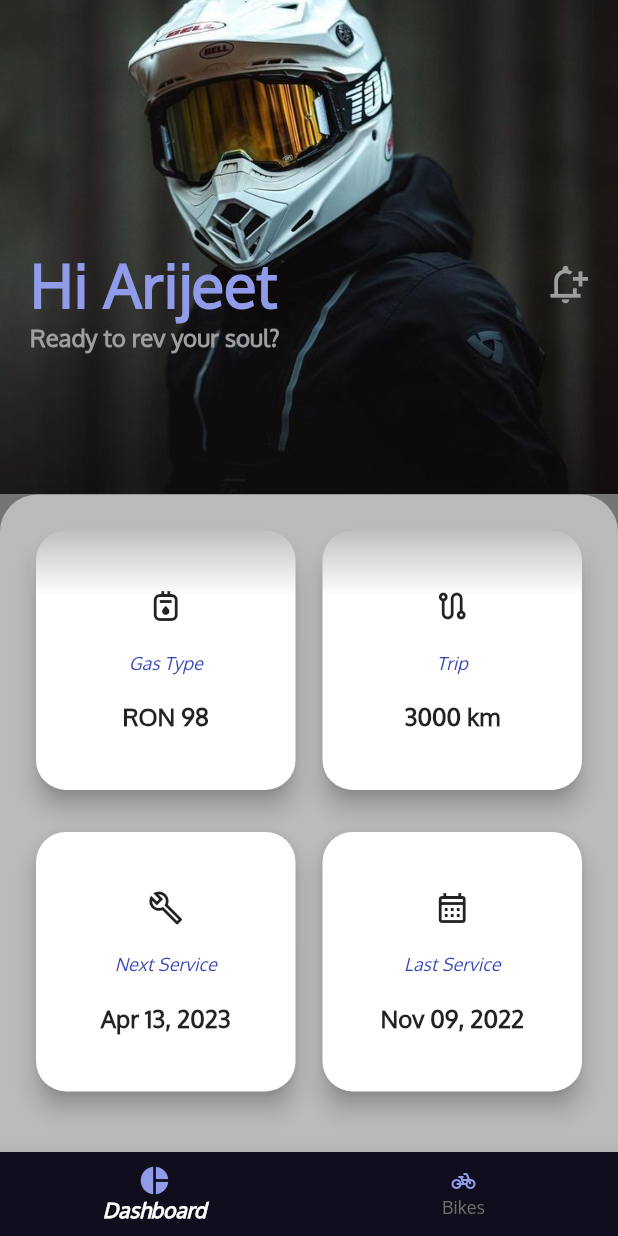
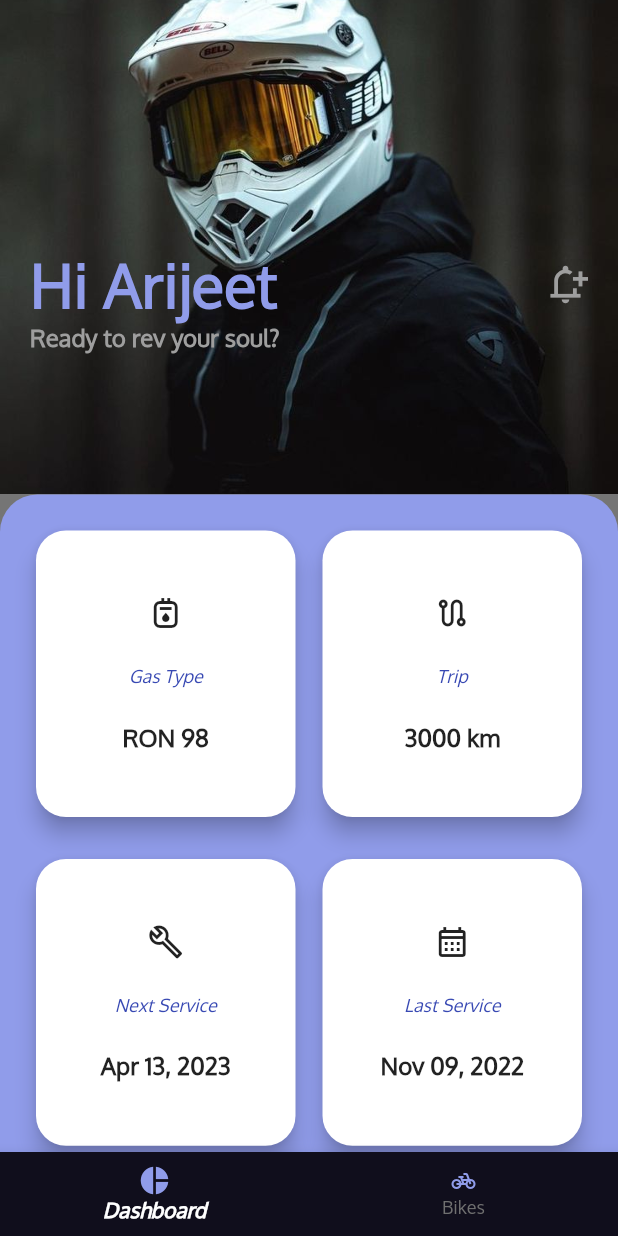
Before and after one commit to rishirizz/Bikes, a Flutter app: the screen it shows after launch, on a phone screen of 412 x 824 dp. Run offline on Flutter 3.47's test engine with Material 2 defaults, Android fonts, the light colour scheme and no system bars.

Commit message:
background colors updated

```diff
--- a/lib/components/dashboard_bottom_content.dart
+++ b/lib/components/dashboard_bottom_content.dart
@@ -10,7 +10,7 @@ class DashboardBottomContent extends StatelessWidget {
     return Container(
       width: MediaQuery.of(context).size.width,
       decoration: const BoxDecoration(
-        color: Color.fromARGB(255, 186, 186, 186),
+        color: Color.fromARGB(255, 144, 156, 234),
         borderRadius: BorderRadius.only(
           topLeft: Radius.circular(25),
           topRight: Radius.circular(25),
@@ -18,28 +18,12 @@ class DashboardBottomContent extends StatelessWidget {
       ),
       child: Padding(
         padding: const EdgeInsets.fromLTRB(20, 20, 20, 0),
-        child: ShaderMask(
-          shaderCallback: (Rect rect) {
-            return const LinearGradient(
-              begin: Alignment.topCenter,
-              end: Alignment.center,
-              tileMode: TileMode.mirror,
-              colors: [
-                Colors.purple,
-                Colors.transparent,
-              ],
-              stops: [
-                0.0,
-                0.2,
-              ],
-            ).createShader(rect);
-          },
-          blendMode: BlendMode.dstOut,
         child: GridView.builder(
           gridDelegate: const SliverGridDelegateWithFixedCrossAxisCount(
             crossAxisCount: 2,
             crossAxisSpacing: 10,
             mainAxisSpacing: 20,
+            childAspectRatio: 1 / 1.1,
           ),
           itemCount: dashBoardCards.length,
           itemBuilder: (BuildContext context, int index) {
@@ -77,7 +61,6 @@ class DashboardBottomContent extends StatelessWidget {
           },
         ),
       ),
-      ),
     );
   }
 }
--- a/lib/screens/bike_collection.dart
+++ b/lib/screens/bike_collection.dart
@@ -8,7 +8,7 @@ class BikesCollection extends StatelessWidget {
   Widget build(BuildContext context) {
     return SafeArea(
       child: Scaffold(
-        backgroundColor: const Color.fromARGB(255, 186, 186, 186),
+        backgroundColor: const Color.fromARGB(255, 144, 156, 234),
         body: Column(
           children: [
             const SizedBox(
```
Lines whose indentation alone changed are shown as unchanged.
